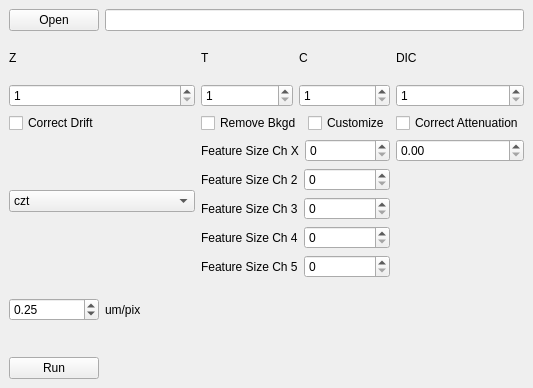
This is embryoCropUI.ui in renatkh/embryo_crop as Qt 5 draws it before an edit. The edited form follows.
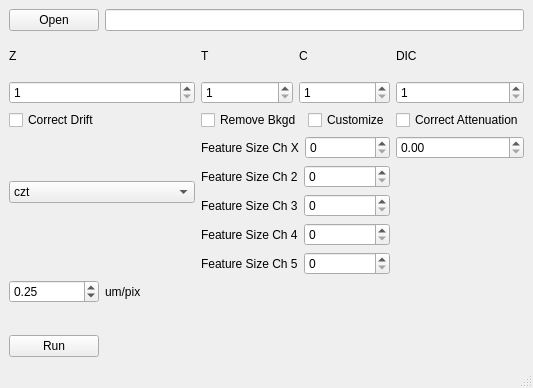
This is the edited form.

Commit message: Added status bar and check for odd numbers.

Diff of the .ui file:
```diff
--- a/embryoCropUI.ui
+++ b/embryoCropUI.ui
@@ -327,6 +327,7 @@
    <zorder>resolution_Label</zorder>
    <zorder></zorder>
   </widget>
+  <widget class="QStatusBar" name="statusBar"/>
  </widget>
  <resources/>
  <connections>
```
Left out of the diff: 1 changed line with no effect on the pictures. The commit also changes 2 other files.
